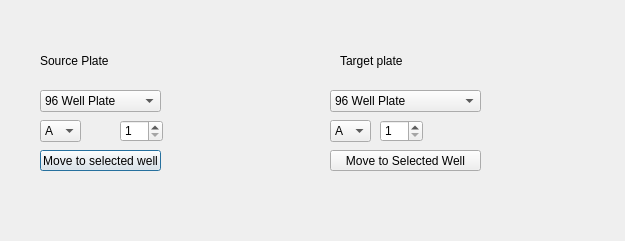
The window that plateselector.ui (grexai/SpheroidPicker-2) describes before a commit, drawn with Qt 5.
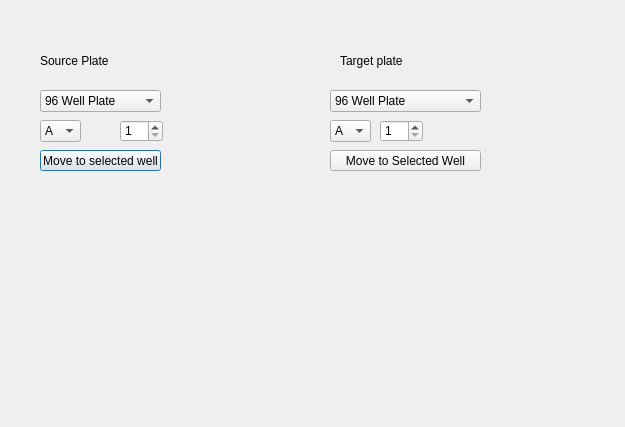
The same window after the commit.

Patch:
```diff
--- a/plateselector.ui
+++ b/plateselector.ui
@@ -7,7 +7,7 @@
     <x>0</x>
     <y>0</y>
     <width>625</width>
-    <height>241</height>
+    <height>427</height>
    </rect>
   </property>
   <property name="windowTitle">
```
